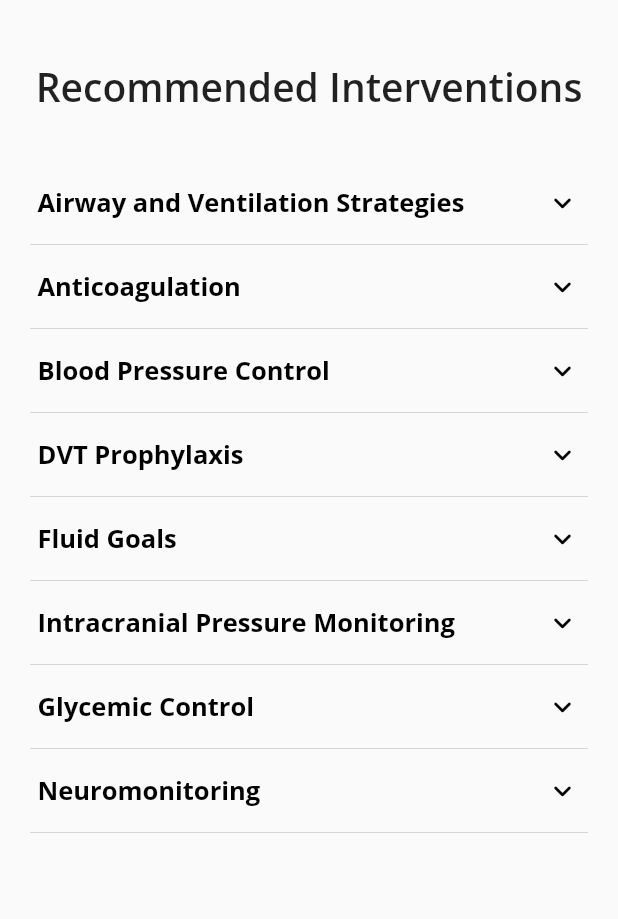
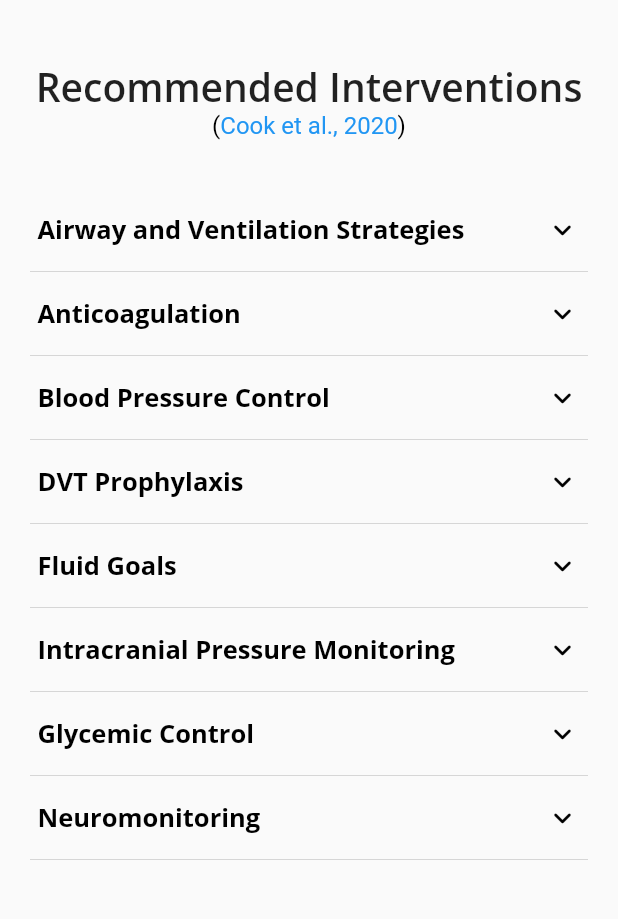
Before and after one commit to luconti/edemascore, a Flutter app: the InterventionsPage screen opened by its route, on a phone screen of 412 x 824 dp, the part 75-994 px from its top. Run offline on Flutter 3.47's test engine with Material 2 defaults, Android fonts, the phone set to English and light mode, and no system bars; our stand-ins replace url_strategy; missing offline and left inert: bulleted_list, dart:html.

Commit message:
add citation to interventions page

```diff
--- a/lib/interventions.dart
+++ b/lib/interventions.dart
@@ -2,7 +2,9 @@ import 'package:bulleted_list/bulleted_list.dart';
 import 'package:edema_calc/template.dart';
 import 'package:edema_calc/widgets/interventions_dropdown.dart';
 import 'package:edema_calc/widgets/title.dart';
+import 'package:flutter/gestures.dart';
 import 'package:flutter/material.dart';
+import 'dart:html' as html;
 
 class InterventionsPage extends StatelessWidget {
   const InterventionsPage({Key? key}) : super(key: key);
@@ -21,12 +23,36 @@ class InterventionsPage extends StatelessWidget {
             crossAxisAlignment: CrossAxisAlignment.start,
             children: [
               // title
-              const Align(
+              Align(
                 alignment: Alignment.center,
                 child: Padding(
-                  padding: EdgeInsets.only(top: 40, bottom: 40),
-                  child: PageTitle("Recommended Interventions"),
-                ),
+                    padding: const EdgeInsets.only(top: 40, bottom: 40),
+                    child: Column(children: [
+                      PageTitle("Recommended Interventions"),
+                      RichText(
+                        text: TextSpan(
+                          style: const TextStyle(
+                            fontSize: 16,
+                            color: Colors.black,
+                            height: 1.1,
+                          ),
+                          children: [
+                            const TextSpan(
+                              text: "(",
+                            ),
+                            TextSpan(
+                              text: "Cook et al., 2020",
+                              style: const TextStyle(color: Colors.blue),
+                              recognizer: TapGestureRecognizer()
+                                ..onTap = () => html.window.open(
+                                    "https://www.ncbi.nlm.nih.gov/pmc/articles/PMC7272487/",
+                                    "new tab"),
+                            ),
+                            const TextSpan(text: ")"),
+                          ],
+                        ),
+                      ),
+                    ])),
               ),
               InterventionsDropdown(
                 content: InterventionsDroppdownContent(
```
